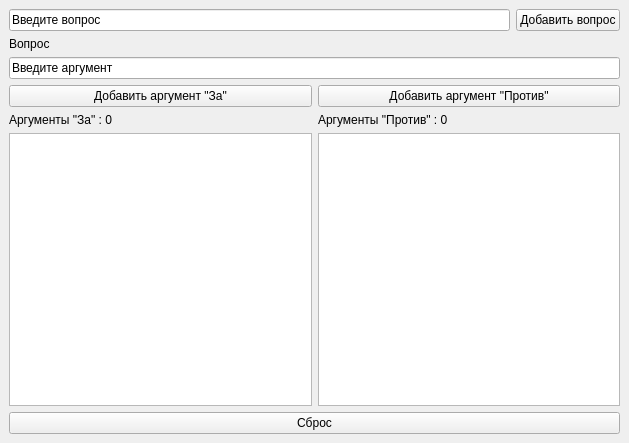
Old version of the form Минипроект ч2.ui in the repository Arsen1y-dev/UID.
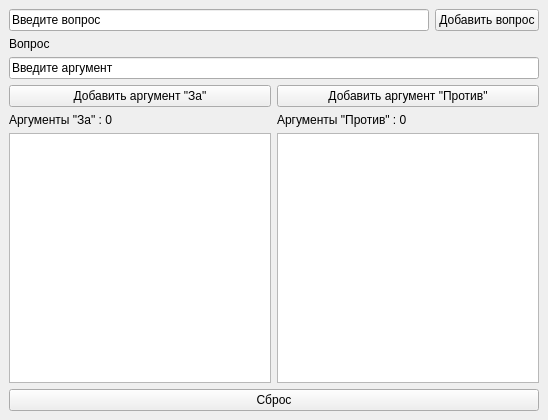
New version of the form.

Commit message: ui для мп2 готова

The edit to the form file:
```diff
--- a/Минипроект ч2.ui
+++ b/Минипроект ч2.ui
@@ -6,17 +6,17 @@
    <rect>
     <x>0</x>
     <y>0</y>
-    <width>629</width>
-    <height>443</height>
+    <width>548</width>
+    <height>420</height>
    </rect>
   </property>
   <property name="windowTitle">
    <string>MainWindow</string>
   </property>
-  <widget class="QWidget" name="MyWidget">
-   <layout class="QGridLayout" name="gridLayout">
-    <item row="0" column="0">
-     <layout class="QHBoxLayout" name="horizontalLayout">
+  <widget class="QWidget" name="MainWindow">
+   <layout class="QVBoxLayout" name="verticalLayout_2">
+    <item>
+     <layout class="QHBoxLayout" name="Layout_1">
       <item>
        <widget class="QLineEdit" name="input_decision">
         <property name="text">
@@ -33,22 +33,22 @@
       </item>
      </layout>
     </item>
-    <item row="1" column="0">
-     <widget class="QLabel" name="label">
+    <item>
+     <widget class="QLabel" name="label_question">
       <property name="text">
        <string>Вопрос</string>
       </property>
      </widget>
     </item>
-    <item row="2" column="0">
-     <widget class="QLineEdit" name="input_arguments">
+    <item>
+     <widget class="QLineEdit" name="add_arguments">
       <property name="text">
        <string>Введите аргумент</string>
       </property>
      </widget>
     </item>
-    <item row="3" column="0">
-     <layout class="QHBoxLayout" name="horizontalLayout_2">
+    <item>
+     <layout class="QHBoxLayout" name="Layout_2">
       <item>
        <widget class="QPushButton" name="btn_for">
         <property name="text">
@@ -65,8 +65,8 @@
       </item>
      </layout>
     </item>
-    <item row="4" column="0">
-     <layout class="QHBoxLayout" name="horizontalLayout_3">
+    <item>
+     <layout class="QHBoxLayout" name="Layout_3">
       <item>
        <widget class="QLabel" name="label_for">
         <property name="text">
@@ -83,8 +83,8 @@
       </item>
      </layout>
     </item>
-    <item row="5" column="0">
-     <layout class="QHBoxLayout" name="horizontalLayout_4">
+    <item>
+     <layout class="QHBoxLayout" name="Layout_4">
       <item>
        <widget class="QListWidget" name="listWidget"/>
       </item>
@@ -93,8 +93,8 @@
       </item>
      </layout>
     </item>
-    <item row="6" column="0">
-     <widget class="QPushButton" name="btn_reset">
+    <item>
+     <widget class="QPushButton" name="reset_Button">
       <property name="text">
        <string>Сброс</string>
       </property>
```
Left out of the diff: 14 changed lines with no effect on the pictures.
